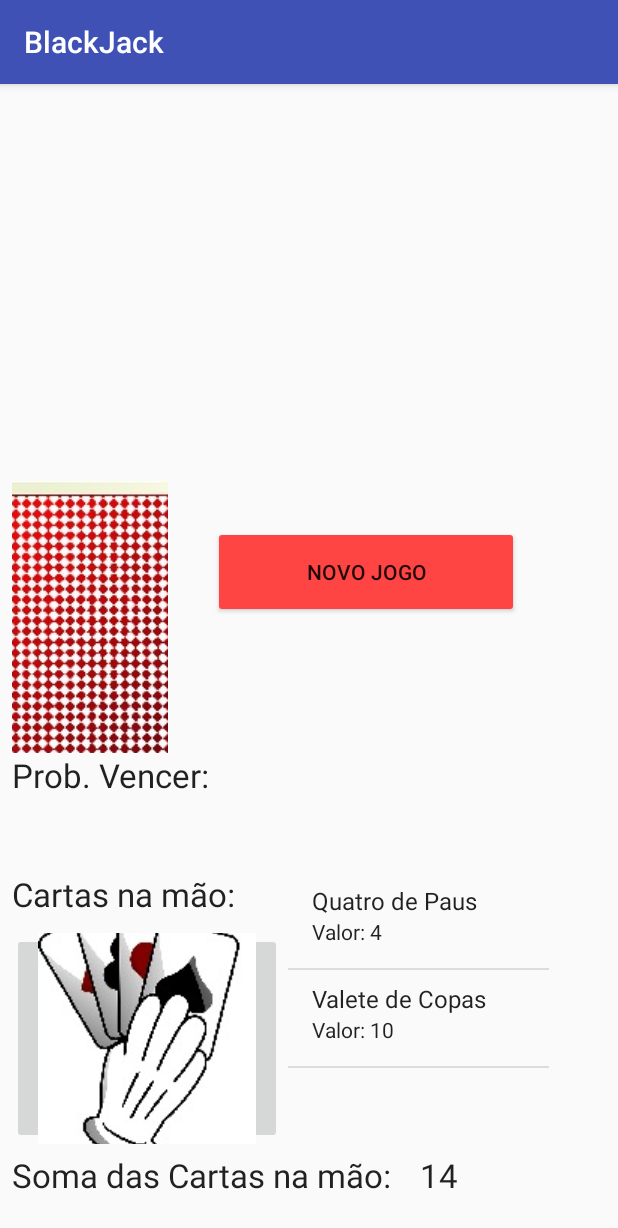
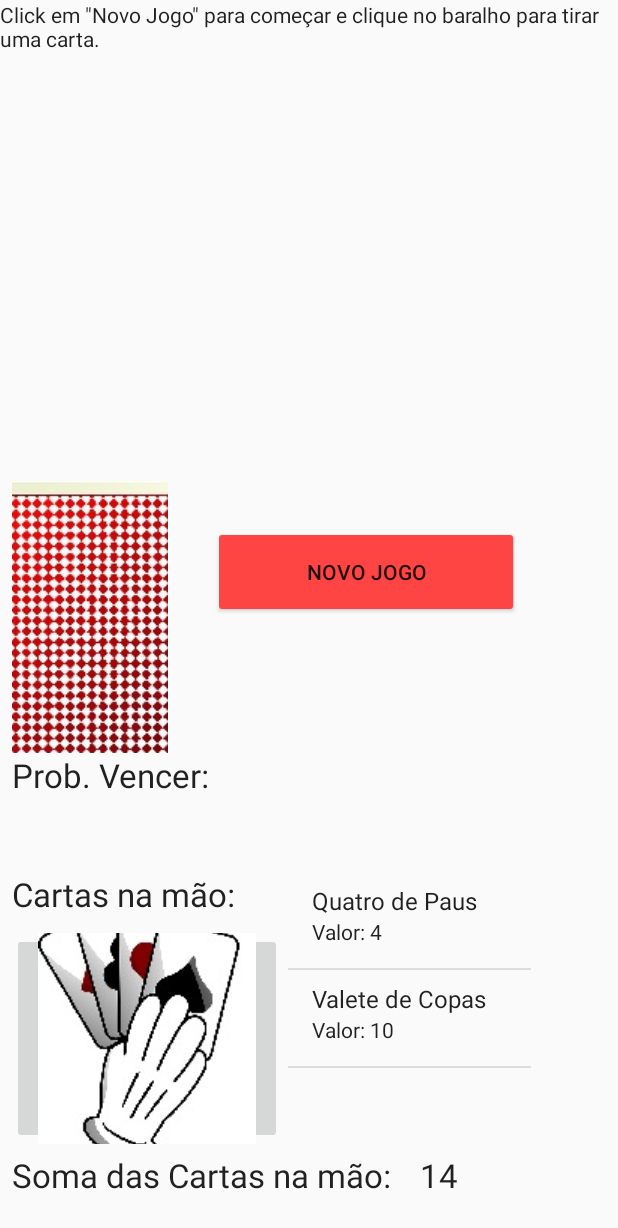
Before and after one commit to BCaldas/probabilidade, an Android app: the screen it shows after launch (MainActivity), after a tap on "NOVO JOGO", on a phone screen of 412 x 824 dp. Shown: the top 1228 px of the screen. Run offline under Robolectric (Android 15) with nearby library versions, the phone set to English and light mode, and no system bars.

Commit message:
Adição de tempo antes de aparecer a tela de derrota ou vitória.

```diff
--- a/app/src/main/java/br/com/brunocaldas/blackjack/MainActivity.java
+++ b/app/src/main/java/br/com/brunocaldas/blackjack/MainActivity.java
@@ -42,8 +42,7 @@ public class MainActivity extends AppCompatActivity {
     protected void onCreate(Bundle savedInstanceState) {
         super.onCreate(savedInstanceState);
         setContentView(R.layout.activity_main);
-        Toolbar toolbar = (Toolbar) findViewById(R.id.toolbar);
-        setSupportActionBar(toolbar);
+
         setRequestedOrientation(ActivityInfo.SCREEN_ORIENTATION_PORTRAIT);
 
         binding();
@@ -160,6 +159,8 @@ public class MainActivity extends AppCompatActivity {
                             android.R.id.text2});
 
             cartasNaMao.setAdapter(adapter);
+
+            cartasNaMao.setSelection(adapter.getCount() - 1);
         }
 
     }
@@ -190,15 +191,27 @@ public class MainActivity extends AppCompatActivity {
     }
 
     private void exibirTelaVitoria() {
+        new Handler().postDelayed(new Runnable() {
+            @Override
+            public void run() {
                 finish();
                 Intent i = new Intent(getApplicationContext(),VitoriaActivity.class);
                 startActivity(i);
             }
+        }, 500);
+    }
 
     private void exibirTelaDerrota() {
+
+        new Handler().postDelayed(new Runnable() {
+            @Override
+            public void run() {
                 finish();
                 Intent i = new Intent(getApplicationContext(),DerrotaActivity.class);
                 startActivity(i);
+            }
+        }, 500);
+
     }
 
     private void calculaProbabilidade(){
--- a/app/src/main/res/layout/activity_main.xml
+++ b/app/src/main/res/layout/activity_main.xml
@@ -11,13 +11,6 @@
         android:layout_height="wrap_content"
         android:theme="@style/AppTheme.AppBarOverlay">
 
-        <android.support.v7.widget.Toolbar
-            android:id="@+id/toolbar"
-            android:layout_width="match_parent"
-            android:layout_height="?attr/actionBarSize"
-            android:background="?attr/colorPrimary"
-            app:popupTheme="@style/AppTheme.PopupOverlay" />
-
     </android.support.design.widget.AppBarLayout>
 
     <include layout="@layout/content_main" />
--- a/app/src/main/res/layout/content_main.xml
+++ b/app/src/main/res/layout/content_main.xml
@@ -5,6 +5,21 @@
     android:layout_width="match_parent"
     android:layout_height="match_parent"
     tools:context="br.com.brunocaldas.blackjack.MainActivity">
+
+    <LinearLayout
+        android:layout_width="match_parent"
+        android:layout_height="match_parent"
+        android:orientation="vertical">
+
+        <TextView
+            android:id="@+id/textView4"
+            android:layout_width="match_parent"
+            android:layout_height="wrap_content"
+            android:text='Click em "Novo Jogo" para começar e clique no baralho para tirar uma carta.'
+            android:textAppearance="@style/TextAppearance.AppCompat"
+            tools:layout_editor_absoluteX="0dp"
+            tools:layout_editor_absoluteY="16dp" />
+    </LinearLayout>
 
     <LinearLayout
         android:layout_width="368dp"
@@ -124,7 +139,7 @@
 
                 <ListView
                     android:id="@+id/lstCartasNaMao"
-                    android:layout_width="174dp"
+                    android:layout_width="162dp"
                     android:layout_height="match_parent"
                     android:scrollbars="vertical" />
             </LinearLayout>
```
Lines whose indentation alone changed are shown as unchanged.
